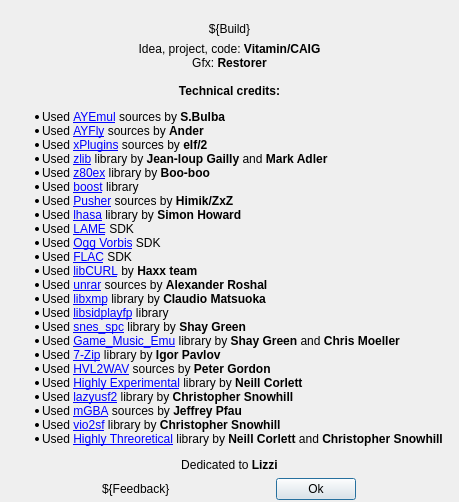
First picture: the form in apps/zxtune-qt/ui/informational/aboutdialog.ui, repository vitamin-caig/zxtune, before the edit.
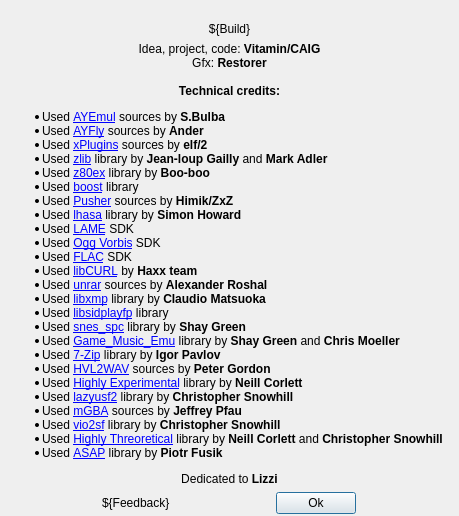
Second picture: the form after the edit. Icons and pictures are not drawn.

Commit message: zxtune-qt: add ASAP credits.

The edit to the form file:
```diff
--- a/apps/zxtune-qt/ui/informational/aboutdialog.ui
+++ b/apps/zxtune-qt/ui/informational/aboutdialog.ui
@@ -95,6 +95,7 @@
 &lt;li&gt;Used &lt;a href=&quot;http://mgba.io/&quot;&gt;mGBA&lt;/a&gt; sources by &lt;b&gt;Jeffrey Pfau&lt;/b&gt;&lt;/li&gt;
 &lt;li&gt;Used &lt;a href=&quot;https://gitlab.kode54.net/kode54/vio2sf&quot;&gt;vio2sf&lt;/a&gt; library by &lt;b&gt;Christopher Snowhill&lt;/b&gt;&lt;/li&gt;
 &lt;li&gt;Used &lt;a href=&quot;https://gitlab.kode54.net/kode54/Highly_Theoretical&quot;&gt;Highly Threoretical&lt;/a&gt; library by &lt;b&gt;Neill Corlett&lt;/b&gt; and &lt;b&gt;Christopher Snowhill&lt;/b&gt;&lt;/li&gt;
+&lt;li&gt;Used &lt;a href=&quot;http://sourceforge.net/projects/asap&quot;&gt;ASAP&lt;/a&gt; library by &lt;b&gt;Piotr Fusik&lt;/b&gt;&lt;/li&gt;
 &lt;/ul&gt;
 
 &lt;center&gt;Dedicated to &lt;b&gt;Lizzi&lt;/b&gt;&lt;/center&gt;
```
The commit also changes 2 other files.
